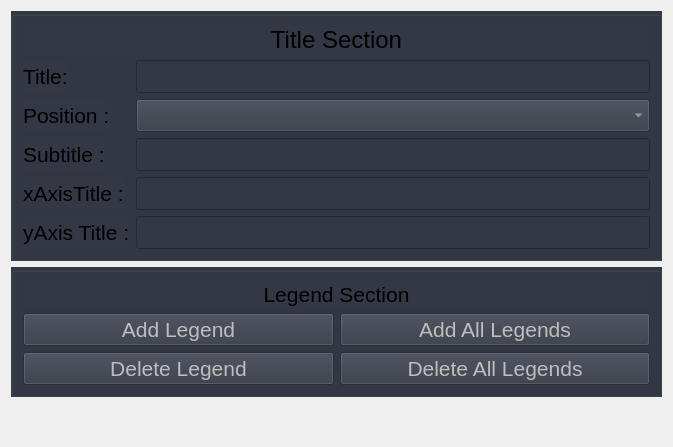
Above: View/ui/TitleWindow.ui from BETRU21/GraphicGenerator before the change. Below: the same form after it.
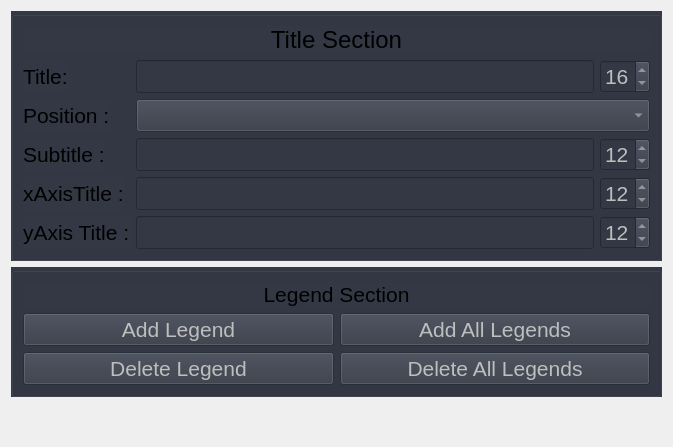
That is the form after the change.

Patch:
```diff
--- a/View/ui/TitleWindow.ui
+++ b/View/ui/TitleWindow.ui
@@ -50,18 +50,6 @@
         </property>
        </widget>
       </item>
-      <item row="1" column="1">
-       <widget class="QLineEdit" name="le_title">
-        <property name="enabled">
-         <bool>false</bool>
-        </property>
-        <property name="font">
-         <font>
-          <pointsize>16</pointsize>
-         </font>
-        </property>
-       </widget>
-      </item>
       <item row="2" column="0">
        <widget class="QLabel" name="label_2">
         <property name="font">
@@ -74,18 +62,6 @@
         </property>
        </widget>
       </item>
-      <item row="2" column="1">
-       <widget class="QComboBox" name="cmb_pos">
-        <property name="enabled">
-         <bool>false</bool>
-        </property>
-        <property name="font">
-         <font>
-          <pointsize>16</pointsize>
-         </font>
-        </property>
-       </widget>
-      </item>
       <item row="3" column="0">
        <widget class="QLabel" name="label_3">
         <property name="font">
@@ -98,18 +74,6 @@
         </property>
        </widget>
       </item>
-      <item row="3" column="1">
-       <widget class="QLineEdit" name="le_subtitle">
-        <property name="enabled">
-         <bool>false</bool>
-        </property>
-        <property name="font">
-         <font>
-          <pointsize>16</pointsize>
-         </font>
-        </property>
-       </widget>
-      </item>
       <item row="4" column="0">
        <widget class="QLabel" name="label_5">
         <property name="font">
@@ -122,18 +86,6 @@
         </property>
        </widget>
       </item>
-      <item row="4" column="1">
-       <widget class="QLineEdit" name="le_xAxis">
-        <property name="enabled">
-         <bool>false</bool>
-        </property>
-        <property name="font">
-         <font>
-          <pointsize>16</pointsize>
-         </font>
-        </property>
-       </widget>
-      </item>
       <item row="5" column="0">
        <widget class="QLabel" name="label_6">
         <property name="font">
@@ -146,17 +98,181 @@
         </property>
        </widget>
       </item>
+      <item row="1" column="1">
+       <layout class="QHBoxLayout" name="horizontalLayout">
+        <item>
+         <widget class="QLineEdit" name="le_title">
+          <property name="enabled">
+           <bool>false</bool>
+          </property>
+          <property name="font">
+           <font>
+            <pointsize>16</pointsize>
+           </font>
+          </property>
+         </widget>
+        </item>
+        <item>
+         <widget class="QSpinBox" name="sb_title">
+          <property name="enabled">
+           <bool>false</bool>
+          </property>
+          <property name="maximumSize">
+           <size>
+            <width>50</width>
+            <height>16777215</height>
+           </size>
+          </property>
+          <property name="font">
+           <font>
+            <pointsize>16</pointsize>
+           </font>
+          </property>
+          <property name="maximum">
+           <number>100</number>
+          </property>
+          <property name="value">
+           <number>16</number>
+          </property>
+         </widget>
+        </item>
+       </layout>
+      </item>
+      <item row="2" column="1">
+       <layout class="QHBoxLayout" name="horizontalLayout_3">
+        <item>
+         <widget class="QComboBox" name="cmb_pos">
+          <property name="enabled">
+           <bool>false</bool>
+          </property>
+          <property name="font">
+           <font>
+            <pointsize>16</pointsize>
+           </font>
+          </property>
+         </widget>
+        </item>
+       </layout>
+      </item>
+      <item row="3" column="1">
+       <layout class="QHBoxLayout" name="horizontalLayout_6">
+        <item>
+         <widget class="QLineEdit" name="le_subtitle">
+          <property name="enabled">
+           <bool>false</bool>
+          </property>
+          <property name="font">
+           <font>
+            <pointsize>16</pointsize>
+           </font>
+          </property>
+         </widget>
+        </item>
+        <item>
+         <widget class="QSpinBox" name="sb_subtitle">
+          <property name="enabled">
+           <bool>false</bool>
+          </property>
+          <property name="maximumSize">
+           <size>
+            <width>50</width>
+            <height>16777215</height>
+           </size>
+          </property>
+          <property name="font">
+           <font>
+            <pointsize>16</pointsize>
+           </font>
+          </property>
+          <property name="maximum">
+           <number>1000</number>
+          </property>
+          <property name="value">
+           <number>12</number>
+          </property>
+         </widget>
+        </item>
+       </layout>
+      </item>
+      <item row="4" column="1">
+       <layout class="QHBoxLayout" name="horizontalLayout_7">
+        <item>
+         <widget class="QLineEdit" name="le_xAxis">
+          <property name="enabled">
+           <bool>false</bool>
+          </property>
+          <property name="font">
+           <font>
+            <pointsize>16</pointsize>
+           </font>
+          </property>
+         </widget>
+        </item>
+        <item>
+         <widget class="QSpinBox" name="sb_xAxisTitle">
+          <property name="enabled">
+           <bool>false</bool>
+          </property>
+          <property name="maximumSize">
+           <size>
+            <width>50</width>
+            <height>16777215</height>
+           </size>
+          </property>
+          <property name="font">
+           <font>
+            <pointsize>16</pointsize>
+           </font>
+          </property>
+          <property name="maximum">
+           <number>1000</number>
+          </property>
+          <property name="value">
+           <number>12</number>
+          </property>
+         </widget>
+        </item>
+       </layout>
+      </item>
       <item row="5" column="1">
-       <widget class="QLineEdit" name="le_yAxis">
-        <property name="enabled">
-         <bool>false</bool>
-        </property>
-        <property name="font">
-         <font>
-          <pointsize>16</pointsize>
-         </font>
-        </property>
-       </widget>
+       <layout class="QHBoxLayout" name="horizontalLayout_8">
+        <item>
+         <widget class="QLineEdit" name="le_yAxis">
+          <property name="enabled">
+           <bool>false</bool>
+          </property>
+          <property name="font">
+           <font>
+            <pointsize>16</pointsize>
+           </font>
+          </property>
+         </widget>
+        </item>
+        <item>
+         <widget class="QSpinBox" name="sb_yAxisTitle">
+          <property name="enabled">
+           <bool>false</bool>
+          </property>
+          <property name="maximumSize">
+           <size>
+            <width>50</width>
+            <height>16777215</height>
+           </size>
+          </property>
+          <property name="font">
+           <font>
+            <pointsize>16</pointsize>
+           </font>
+          </property>
+          <property name="maximum">
+           <number>1000</number>
+          </property>
+          <property name="value">
+           <number>12</number>
+          </property>
+         </widget>
+        </item>
+       </layout>
       </item>
      </layout>
     </widget>
```
